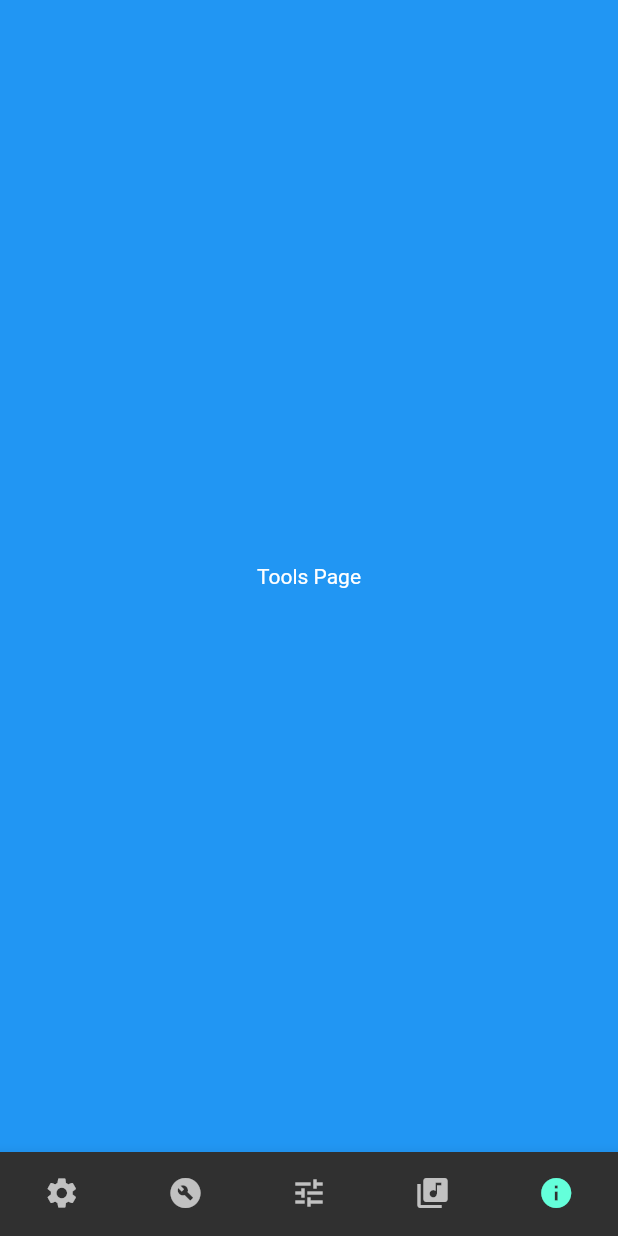
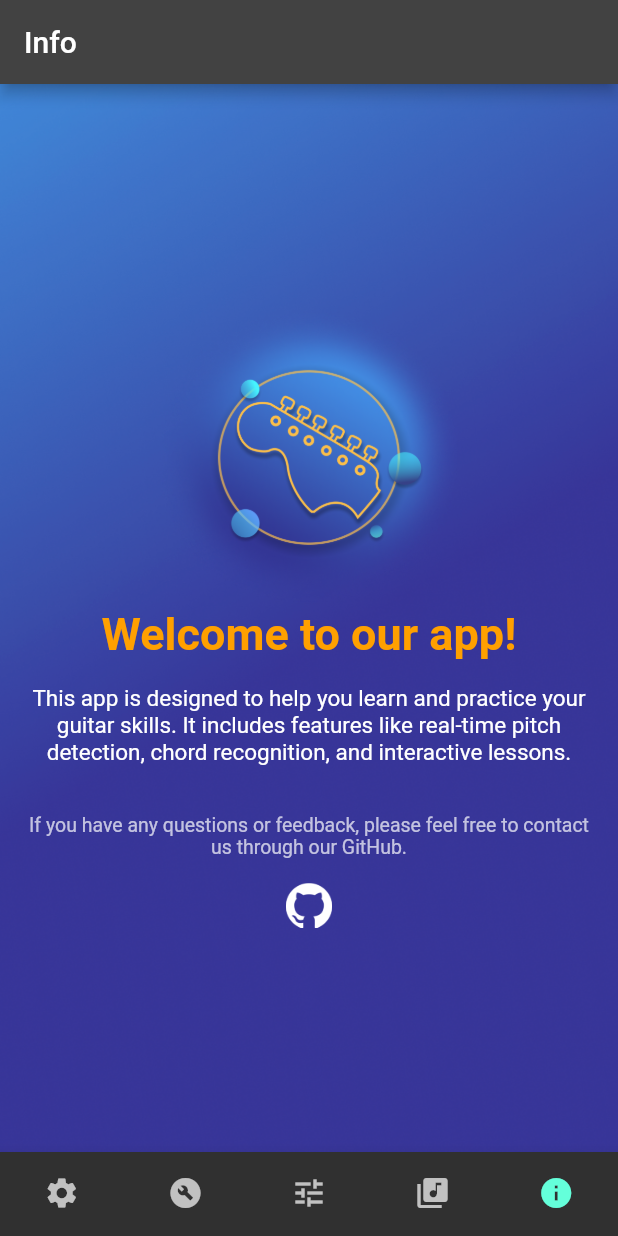
Before and after one commit to DikshantThapa/GuitarTunes, a Flutter app: the screen it shows after launch, item 5 of the bottom bar chosen, on a phone screen of 412 x 824 dp. Run offline on Flutter 3.47's test engine with Material 2 defaults, Android fonts, the phone set to English and light mode, and no system bars; our stand-ins replace assets_audio_player, flutter_svg, permission_handler; missing offline and left inert: fftea, flutter_sound.

Commit message:
info_page done

```diff
--- a/lib/pages/InfoPage.dart
+++ b/lib/pages/InfoPage.dart
@@ -1,12 +1,86 @@
 import 'package:flutter/material.dart';
+import 'package:url_launcher/url_launcher.dart';
 
-class InfoPage extends StatelessWidget {
+class InfoPage extends StatefulWidget {
+  @override
+  _InfoPageState createState() => _InfoPageState();
+}
+
+final Uri _url = Uri.parse('https://github.com/ItsAash/GuitarTunes');
+
+class _InfoPageState extends State<InfoPage> {
   @override
   Widget build(BuildContext context) {
-    return Container(
-      color: Colors.blue,
-      child: Center(
-        child: Text('Tools Page'),
+    return Scaffold(
+      appBar: AppBar(
+        title: Text('Info'),
+      ),
+      body: Stack(
+        children: [
+          Opacity(
+            opacity: 1,
+            child: Image.asset(
+              'assets/images/background.png',
+              fit: BoxFit.cover,
+              height: double.infinity,
+              width: double.infinity,
+            ),
+          ),
+          Center(
+            child: Column(
+              mainAxisAlignment: MainAxisAlignment.center,
+              children: <Widget>[
+                Image.asset(
+                  'assets/images/logo_blue.png',
+                  // width: 150,
+                  height: 200,
+                ),
+                Text(
+                  'Welcome to our app!',
+                  style: TextStyle(
+                    fontSize: 30.0,
+                    color: Colors.amber.shade700,
+                    fontWeight: FontWeight.bold,
+                  ),
+                ),
+                SizedBox(height: 16.0),
+                Padding(
+                  padding: const EdgeInsets.symmetric(horizontal: 16.0),
+                  child: Text(
+                    'This app is designed to help you learn and practice your guitar skills. It includes features like real-time pitch detection, chord recognition, and interactive lessons.',
+                    textAlign: TextAlign.center,
+                    style: TextStyle(
+                      fontSize: 15.0,
+                    ),
+                  ),
+                ),
+                SizedBox(height: 32.0),
+                Opacity(
+                  opacity: 0.7,
+                  child: Padding(
+                    padding: const EdgeInsets.symmetric(horizontal: 16.0),
+                    child: Text(
+                      'If you have any questions or feedback, please feel free to contact us through our GitHub.',
+                      textAlign: TextAlign.center,
+                      style: TextStyle(
+                        fontSize: 13.0,
+                        color: Colors.white,
+                      ),
+                    ),
+                  ),
+                ),
+                SizedBox(height: 16.0),
+                InkWell(
+                  onTap: () => launchUrl(_url),
+                  child: Image.asset(
+                    'assets/images/github-mark-white.png',
+                    height: 30.0,
+                  ),
+                ),
+              ],
+            ),
+          ),
+        ],
       ),
     );
   }
```
Also changed, not shown: pubspec.yaml (+10 -6 lines), assets/images/github-mark-white.png (added), assets/images/logo_blue.png (added), pubspec.lock, 7 other files.
